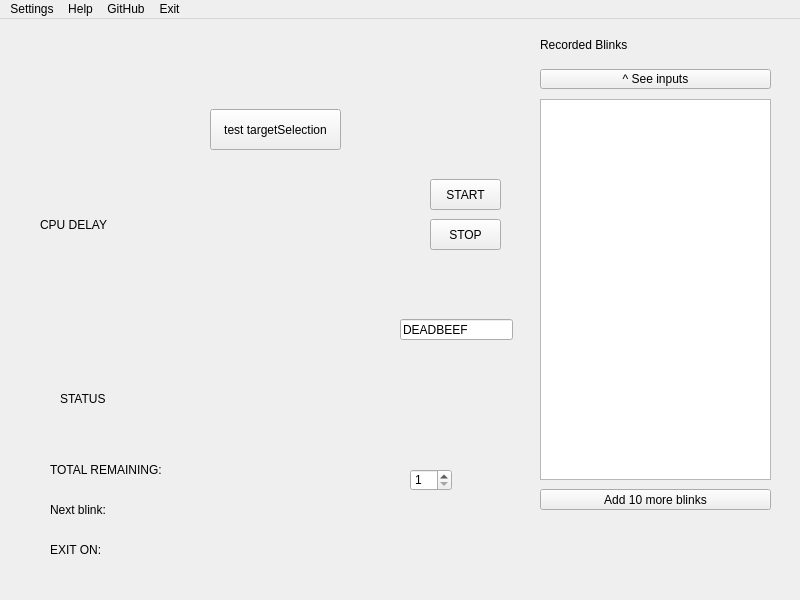
Above: OpenBlink/GuiProjectBackup/OpenBlink2/mainwindow.ui from KapitalRoser/OpenBlink before the change. Below: the same form after it.
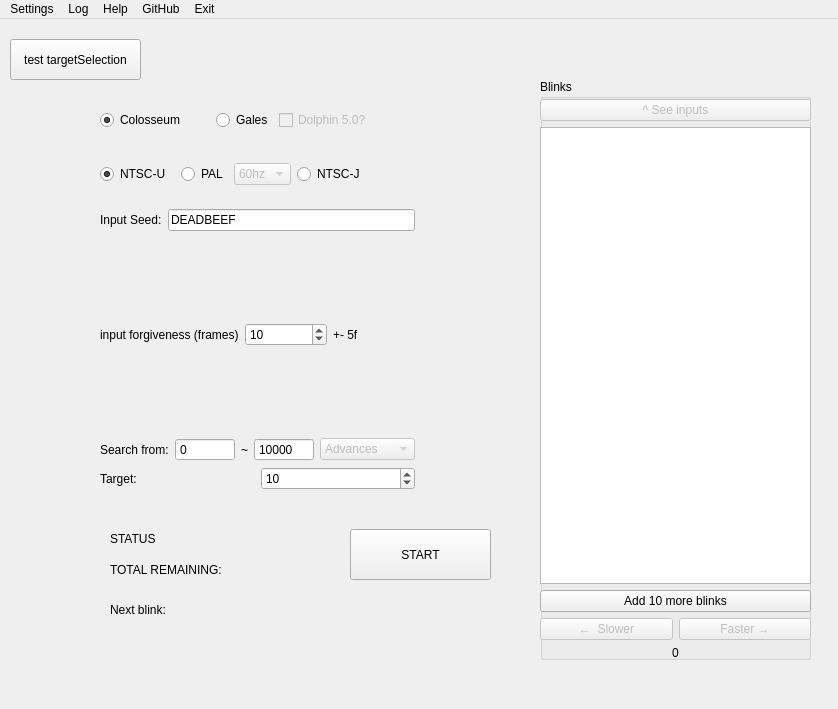
That is the form after the change.

What changed in the file:
```diff
--- a/OpenBlink/GuiProjectBackup/OpenBlink2/mainwindow.ui
+++ b/OpenBlink/GuiProjectBackup/OpenBlink2/mainwindow.ui
@@ -6,69 +6,33 @@
    <rect>
     <x>0</x>
     <y>0</y>
-    <width>800</width>
-    <height>600</height>
+    <width>838</width>
+    <height>709</height>
    </rect>
   </property>
   <property name="windowTitle">
    <string>MainWindow</string>
   </property>
   <widget class="QWidget" name="centralwidget">
-   <widget class="QTableWidget" name="outTable">
-    <property name="geometry">
-     <rect>
-      <x>540</x>
-      <y>80</y>
-      <width>231</width>
-      <height>381</height>
-     </rect>
-    </property>
-   </widget>
-   <widget class="QLabel" name="RecBlinkLabel">
-    <property name="geometry">
-     <rect>
-      <x>540</x>
-      <y>10</y>
-      <width>91</width>
-      <height>31</height>
-     </rect>
-    </property>
-    <property name="text">
-     <string>Recorded Blinks</string>
-    </property>
-   </widget>
    <widget class="QPushButton" name="pushButton">
     <property name="geometry">
      <rect>
-      <x>430</x>
-      <y>160</y>
-      <width>71</width>
-      <height>31</height>
+      <x>350</x>
+      <y>510</y>
+      <width>141</width>
+      <height>51</height>
      </rect>
     </property>
     <property name="text">
      <string>START</string>
     </property>
    </widget>
-   <widget class="QPushButton" name="pushButton_2">
-    <property name="geometry">
-     <rect>
-      <x>430</x>
-      <y>200</y>
-      <width>71</width>
-      <height>31</height>
-     </rect>
-    </property>
-    <property name="text">
-     <string>STOP</string>
-    </property>
-   </widget>
    <widget class="QLabel" name="statusLabel">
     <property name="geometry">
      <rect>
-      <x>60</x>
-      <y>350</y>
-      <width>461</width>
+      <x>110</x>
+      <y>490</y>
+      <width>181</width>
       <height>61</height>
      </rect>
     </property>
@@ -79,37 +43,11 @@
      <set>Qt::LinksAccessibleByMouse|Qt::TextSelectableByMouse</set>
     </property>
    </widget>
-   <widget class="QLineEdit" name="seedEntry">
-    <property name="geometry">
-     <rect>
-      <x>400</x>
-      <y>300</y>
-      <width>113</width>
-      <height>21</height>
-     </rect>
-    </property>
-    <property name="text">
-     <string>DEADBEEF</string>
-    </property>
-   </widget>
-   <widget class="QPushButton" name="seeInputButton">
-    <property name="geometry">
-     <rect>
-      <x>540</x>
-      <y>50</y>
-      <width>231</width>
-      <height>20</height>
-     </rect>
-    </property>
-    <property name="text">
-     <string>^ See inputs</string>
-    </property>
-   </widget>
    <widget class="QLabel" name="TotalTimeLabel">
     <property name="geometry">
      <rect>
-      <x>50</x>
-      <y>440</y>
+      <x>110</x>
+      <y>540</y>
       <width>181</width>
       <height>21</height>
      </rect>
@@ -121,8 +59,8 @@
    <widget class="QLabel" name="localTimeLabel">
     <property name="geometry">
      <rect>
-      <x>50</x>
-      <y>480</y>
+      <x>110</x>
+      <y>580</y>
       <width>181</width>
       <height>21</height>
      </rect>
@@ -131,66 +69,11 @@
      <string>Next blink:</string>
     </property>
    </widget>
-   <widget class="QLabel" name="delayLabel">
-    <property name="geometry">
-     <rect>
-      <x>40</x>
-      <y>180</y>
-      <width>201</width>
-      <height>51</height>
-     </rect>
-    </property>
-    <property name="text">
-     <string>CPU DELAY</string>
-    </property>
-   </widget>
-   <widget class="QLabel" name="exitTimeLabel">
-    <property name="geometry">
-     <rect>
-      <x>50</x>
-      <y>520</y>
-      <width>171</width>
-      <height>21</height>
-     </rect>
-    </property>
-    <property name="text">
-     <string>EXIT ON:</string>
-    </property>
-   </widget>
-   <widget class="QSpinBox" name="arbTargetBox">
-    <property name="geometry">
-     <rect>
-      <x>410</x>
-      <y>450</y>
-      <width>42</width>
-      <height>22</height>
-     </rect>
-    </property>
-    <property name="minimum">
-     <number>1</number>
-    </property>
-    <property name="maximum">
-     <number>1000</number>
-    </property>
-   </widget>
-   <widget class="QPushButton" name="increaseBlinksButton">
-    <property name="geometry">
-     <rect>
-      <x>540</x>
-      <y>470</y>
-      <width>231</width>
-      <height>21</height>
-     </rect>
-    </property>
-    <property name="text">
-     <string>Add 10 more blinks</string>
-    </property>
-   </widget>
    <widget class="QPushButton" name="pushButton_3">
     <property name="geometry">
      <rect>
-      <x>210</x>
-      <y>90</y>
+      <x>10</x>
+      <y>20</y>
       <width>131</width>
       <height>41</height>
      </rect>
@@ -199,13 +82,358 @@
      <string>test targetSelection</string>
     </property>
    </widget>
+   <widget class="QGroupBox" name="groupBox">
+    <property name="geometry">
+     <rect>
+      <x>540</x>
+      <y>60</y>
+      <width>271</width>
+      <height>581</height>
+     </rect>
+    </property>
+    <property name="title">
+     <string>Blinks</string>
+    </property>
+    <widget class="QWidget" name="verticalLayoutWidget">
+     <property name="geometry">
+      <rect>
+       <x>0</x>
+       <y>20</y>
+       <width>271</width>
+       <height>561</height>
+      </rect>
+     </property>
+     <layout class="QVBoxLayout" name="verticalLayout">
+      <item>
+       <widget class="QPushButton" name="seeInputButton">
+        <property name="enabled">
+         <bool>false</bool>
+        </property>
+        <property name="text">
+         <string>^ See inputs</string>
+        </property>
+       </widget>
+      </item>
+      <item>
+       <widget class="QTableWidget" name="outTable"/>
+      </item>
+      <item>
+       <widget class="QPushButton" name="increaseBlinksButton">
+        <property name="text">
+         <string>Add 10 more blinks</string>
+        </property>
+       </widget>
+      </item>
+      <item>
+       <layout class="QHBoxLayout" name="horizontalLayout">
+        <item>
+         <widget class="QPushButton" name="slowerButton">
+          <property name="enabled">
+           <bool>false</bool>
+          </property>
+          <property name="text">
+           <string>←  Slower</string>
+          </property>
+         </widget>
+        </item>
+        <item>
+         <widget class="QPushButton" name="fasterButton">
+          <property name="enabled">
+           <bool>false</bool>
+          </property>
+          <property name="text">
+           <string>Faster →</string>
+          </property>
+         </widget>
+        </item>
+       </layout>
+      </item>
+      <item>
+       <widget class="QLabel" name="nudgeOffsetLabel">
+        <property name="text">
+         <string>0</string>
+        </property>
+        <property name="alignment">
+         <set>Qt::AlignCenter</set>
+        </property>
+       </widget>
+      </item>
+     </layout>
+    </widget>
+   </widget>
+   <widget class="QWidget" name="layoutWidget">
+    <property name="geometry">
+     <rect>
+      <x>100</x>
+      <y>190</y>
+      <width>315</width>
+      <height>281</height>
+     </rect>
+    </property>
+    <layout class="QVBoxLayout" name="verticalLayout_2">
+     <item>
+      <layout class="QHBoxLayout" name="horizontalLayout_5">
+       <item>
+        <widget class="QLabel" name="label">
+         <property name="text">
+          <string>Input Seed:</string>
+         </property>
+        </widget>
+       </item>
+       <item>
+        <widget class="QLineEdit" name="seedEntry">
+         <property name="text">
+          <string>DEADBEEF</string>
+         </property>
+        </widget>
+       </item>
+      </layout>
+     </item>
+     <item>
+      <layout class="QHBoxLayout" name="horizontalLayout_6">
+       <item>
+        <widget class="QLabel" name="label_3">
+         <property name="text">
+          <string>input forgiveness (frames)</string>
+         </property>
+        </widget>
+       </item>
+       <item>
+        <widget class="QSpinBox" name="flexValueBox">
+         <property name="minimum">
+          <number>-1000</number>
+         </property>
+         <property name="maximum">
+          <number>1000</number>
+         </property>
+         <property name="value">
+          <number>10</number>
+         </property>
+        </widget>
+       </item>
+       <item>
+        <widget class="QLabel" name="flexValueHalfLabel">
+         <property name="text">
+          <string>+- 5f</string>
+         </property>
+        </widget>
+       </item>
+      </layout>
+     </item>
+     <item>
+      <layout class="QHBoxLayout" name="horizontalLayout_7">
+       <item>
+        <widget class="QLabel" name="label_5">
+         <property name="text">
+          <string>Search from:</string>
+         </property>
+        </widget>
+       </item>
+       <item>
+        <widget class="QSpinBox" name="searchMinBox">
+         <property name="minimumSize">
+          <size>
+           <width>60</width>
+           <height>0</height>
+          </size>
+         </property>
+         <property name="buttonSymbols">
+          <enum>QAbstractSpinBox::NoButtons</enum>
+         </property>
+         <property name="maximum">
+          <number>10000000</number>
+         </property>
+        </widget>
+       </item>
+       <item>
+        <widget class="QLabel" name="label_4">
+         <property name="text">
+          <string>~</string>
+         </property>
+        </widget>
+       </item>
+       <item>
+        <widget class="QSpinBox" name="searchMaxBox">
+         <property name="minimumSize">
+          <size>
+           <width>60</width>
+           <height>0</height>
+          </size>
+         </property>
+         <property name="buttonSymbols">
+          <enum>QAbstractSpinBox::NoButtons</enum>
+         </property>
+         <property name="minimum">
+          <number>1</number>
+         </property>
+         <property name="maximum">
+          <number>10000001</number>
+         </property>
+         <property name="singleStep">
+          <number>1</number>
+         </property>
+         <property name="value">
+          <number>10000</number>
+         </property>
+        </widget>
+       </item>
+       <item>
+        <widget class="QComboBox" name="palHzBox_2">
+         <property name="enabled">
+          <bool>false</bool>
+         </property>
+         <item>
+          <property name="text">
+           <string>Advances</string>
+          </property>
+         </item>
+         <item>
+          <property name="text">
+           <string>Visual Frames</string>
+          </property>
+         </item>
+         <item>
+          <property name="text">
+           <string>Blinks</string>
+          </property>
+         </item>
+        </widget>
+       </item>
+      </layout>
+     </item>
+     <item>
+      <layout class="QHBoxLayout" name="horizontalLayout_4">
+       <item>
+        <widget class="QLabel" name="label_2">
+         <property name="text">
+          <string>Target:</string>
+         </property>
+        </widget>
+       </item>
+       <item>
+        <widget class="QSpinBox" name="arbTargetBox">
+         <property name="minimum">
+          <number>1</number>
+         </property>
+         <property name="maximum">
+          <number>1000</number>
+         </property>
+         <property name="value">
+          <number>10</number>
+         </property>
+        </widget>
+       </item>
+      </layout>
+     </item>
+    </layout>
+   </widget>
+   <widget class="QWidget" name="layoutWidget">
+    <property name="geometry">
+     <rect>
+      <x>100</x>
+      <y>80</y>
+      <width>272</width>
+      <height>42</height>
+     </rect>
+    </property>
+    <layout class="QHBoxLayout" name="gameHorizLayout">
+     <item>
+      <widget class="QRadioButton" name="coloRadio">
+       <property name="text">
+        <string>Colosseum</string>
+       </property>
+       <property name="checked">
+        <bool>true</bool>
+       </property>
+      </widget>
+     </item>
+     <item>
+      <layout class="QHBoxLayout" name="horizontalLayout_8">
+       <item>
+        <widget class="QRadioButton" name="galesRadio">
+         <property name="text">
+          <string>Gales</string>
+         </property>
+        </widget>
+       </item>
+       <item>
+        <widget class="QCheckBox" name="emu5CheckBox">
+         <property name="enabled">
+          <bool>false</bool>
+         </property>
+         <property name="text">
+          <string>Dolphin 5.0?</string>
+         </property>
+        </widget>
+       </item>
+      </layout>
+     </item>
+    </layout>
+   </widget>
+   <widget class="QWidget" name="layoutWidget">
+    <property name="geometry">
+     <rect>
+      <x>100</x>
+      <y>130</y>
+      <width>272</width>
+      <height>51</height>
+     </rect>
+    </property>
+    <layout class="QHBoxLayout" name="horizontalLayout_2">
+     <item>
+      <widget class="QRadioButton" name="ntscuRadio">
+       <property name="text">
+        <string>NTSC-U</string>
+       </property>
+       <property name="checked">
+        <bool>true</bool>
+       </property>
+      </widget>
+     </item>
+     <item>
+      <layout class="QHBoxLayout" name="horizontalLayout_3">
+       <item>
+        <widget class="QRadioButton" name="palRadio">
+         <property name="text">
+          <string>PAL</string>
+         </property>
+        </widget>
+       </item>
+       <item>
+        <widget class="QComboBox" name="palHzBox">
+         <property name="enabled">
+          <bool>false</bool>
+         </property>
+         <item>
+          <property name="text">
+           <string>60hz</string>
+          </property>
+         </item>
+         <item>
+          <property name="text">
+           <string>50hz</string>
+          </property>
+         </item>
+        </widget>
+       </item>
+      </layout>
+     </item>
+     <item>
+      <widget class="QRadioButton" name="ntscjRadio">
+       <property name="text">
+        <string>NTSC-J</string>
+       </property>
+      </widget>
+     </item>
+    </layout>
+   </widget>
   </widget>
   <widget class="QMenuBar" name="menubar">
    <property name="geometry">
     <rect>
      <x>0</x>
      <y>0</y>
-     <width>800</width>
+     <width>838</width>
      <height>20</height>
     </rect>
    </property>
@@ -229,7 +457,13 @@
      <string>GitHub</string>
     </property>
    </widget>
+   <widget class="QMenu" name="menuLog">
+    <property name="title">
+     <string>Log</string>
+    </property>
+   </widget>
    <addaction name="menuSettings"/>
+   <addaction name="menuLog"/>
    <addaction name="menuHelp"/>
    <addaction name="menuGithub"/>
    <addaction name="menuExit"/>
```
Left out of the diff: 28 changed lines with no effect on the pictures.
